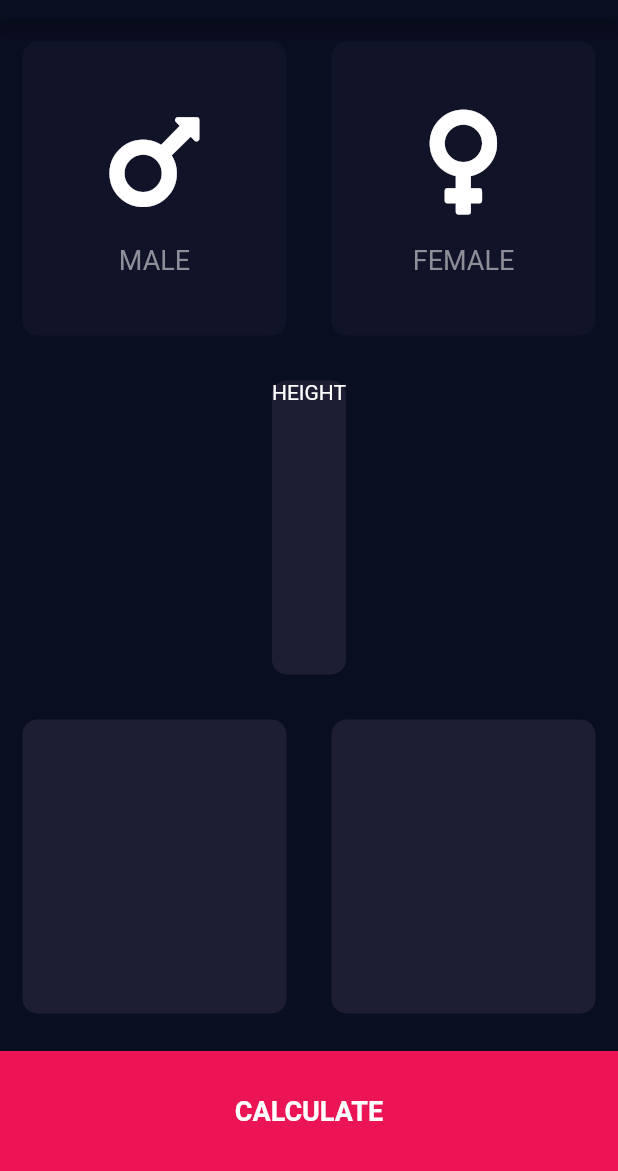
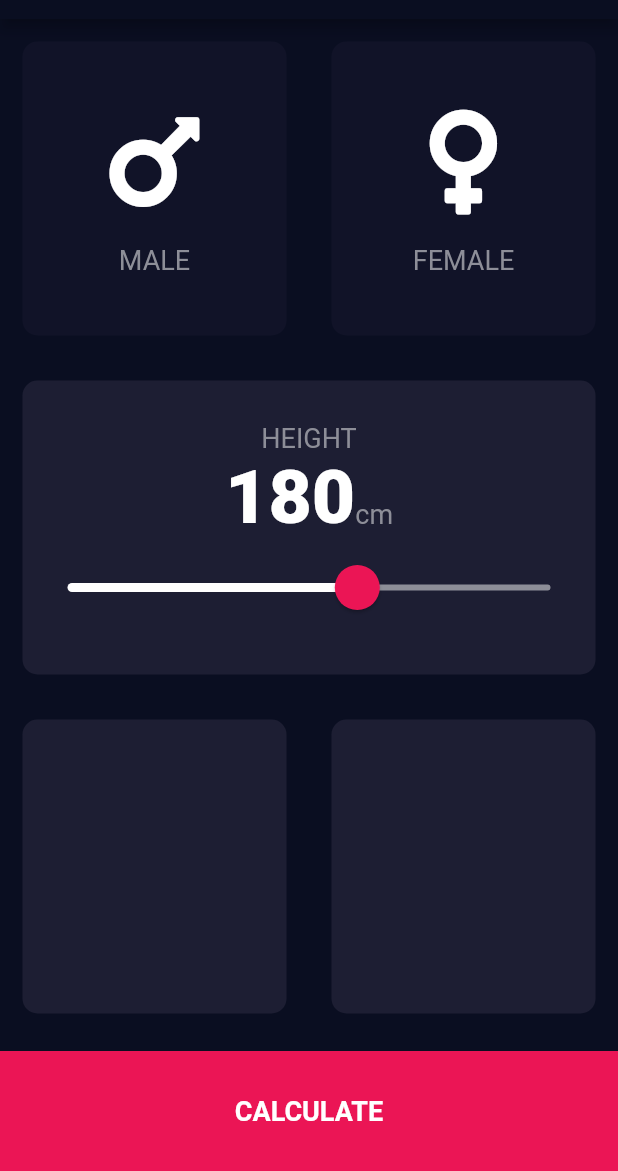
Before and after one commit to beingbivek/BMICalculatorUI, a Flutter app: the screen it shows after launch, on a phone screen of 412 x 824 dp, the part 65-1236 px from its top. Run offline on Flutter 3.47's test engine with Material 2 defaults, Android fonts, the phone set to English and light mode, and no system bars; our stand-ins replace font_awesome_flutter.

Commit message:
initialize new resultpage and added slider with its own theme

```diff
--- a/lib/constants.dart
+++ b/lib/constants.dart
@@ -1,11 +1,25 @@
 import 'package:flutter/material.dart';
 
 const kBottomContainerHeight = 80.0;
-const KActiveCardColor = Color(0xFF1D1E33);
-const KInActiveCardColor = Color(0xFF111328);
-const KBottomContainerColour = Color(0xFFEB1555);
+const kActiveCardColor = Color(0xFF1D1E33);
+const kInActiveCardColor = Color(0xFF111328);
+const kBottomContainerColour = Color(0xFFEB1555);
 
-const labelTextStyle = TextStyle(
+const kLabelTextStyle = TextStyle(
   fontSize: 18.0,
   color: Color(0xFF8D8E98),
 );
+
+const kNumberStyle = TextStyle(
+  fontSize: 50.0,
+  fontWeight: FontWeight.w900,
+);
+
+const kBottomContainerText = TextStyle(
+  fontSize: 18.0,
+  fontWeight: FontWeight.bold,
+);
+
+AppBar appBar = AppBar(
+  title: Text('BMI CALCULATOR'),
+);
--- a/lib/icon_content.dart
+++ b/lib/icon_content.dart
@@ -21,7 +21,7 @@ class IconContent extends StatelessWidget {
         ),
         Text(
           label,
-          style: labelTextStyle,
+          style: kLabelTextStyle,
         )
       ],
     );
--- a/lib/input_page.dart
+++ b/lib/input_page.dart
@@ -1,5 +1,6 @@
 import 'package:bmicalculator/constants.dart';
 import 'package:bmicalculator/icon_content.dart';
+import 'package:bmicalculator/results_page.dart';
 import 'package:bmicalculator/reusable_card.dart';
 import 'package:flutter/material.dart';
 import 'package:font_awesome_flutter/font_awesome_flutter.dart';
@@ -16,14 +17,14 @@ class InputPage extends StatefulWidget {
 
 class _InputPageState extends State<InputPage> {
   Gender selectedGender;
+  int height = 180;
 
   @override
   Widget build(BuildContext context) {
     return Scaffold(
-      appBar: AppBar(
-        title: Text('BMI CALCULATOR'),
-      ),
+      appBar: appBar,
       body: Column(
+        crossAxisAlignment: CrossAxisAlignment.stretch,
         children: [
           Expanded(
             child: Row(
@@ -36,8 +37,8 @@ class _InputPageState extends State<InputPage> {
                       });
                     },
                     colour: selectedGender == Gender.male
-                        ? KActiveCardColor
-                        : KInActiveCardColor,
+                        ? kActiveCardColor
+                        : kInActiveCardColor,
                     cardChild: IconContent(
                       icon: FontAwesomeIcons.mars,
                       label: 'MALE',
@@ -52,8 +53,8 @@ class _InputPageState extends State<InputPage> {
                       });
                     },
                     colour: selectedGender == Gender.female
-                        ? KActiveCardColor
-                        : KInActiveCardColor,
+                        ? kActiveCardColor
+                        : kInActiveCardColor,
                     cardChild: IconContent(
                       icon: FontAwesomeIcons.venus,
                       label: 'FEMALE',
@@ -65,10 +66,51 @@ class _InputPageState extends State<InputPage> {
           ),
           Expanded(
             child: ReusableCard(
-              colour: KActiveCardColor,
+              colour: kActiveCardColor,
               cardChild: Column(
+                mainAxisAlignment: MainAxisAlignment.center,
                 children: [
-                  Text('HEIGHT'),
+                  Text(
+                    'HEIGHT',
+                    style: kLabelTextStyle,
+                  ),
+                  Row(
+                    mainAxisAlignment: MainAxisAlignment.center,
+                    crossAxisAlignment: CrossAxisAlignment.baseline,
+                    textBaseline: TextBaseline.alphabetic,
+                    children: [
+                      Text(
+                        height.toString(),
+                        style: kNumberStyle,
+                      ),
+                      Text(
+                        'cm',
+                        style: kLabelTextStyle,
+                      )
+                    ],
+                  ),
+                  SliderTheme(
+                    data: SliderThemeData(
+                      activeTrackColor: Colors.white,
+                      inactiveTrackColor: Color(0xFF8D8E98),
+                      thumbColor: Color(0xFFEB1555),
+                      overlayColor: Color(0x29EB1555),
+                      thumbShape:
+                          RoundSliderThumbShape(enabledThumbRadius: 15.0),
+                      overlayShape:
+                          RoundSliderOverlayShape(overlayRadius: 30.0),
+                    ),
+                    child: Slider(
+                      value: height.toDouble(),
+                      min: 120.0,
+                      max: 220.0,
+                      onChanged: (double newValue) {
+                        setState(() {
+                          height = newValue.round();
+                        });
+                      },
+                    ),
+                  )
                 ],
               ),
             ),
@@ -76,22 +118,31 @@ class _InputPageState extends State<InputPage> {
           Expanded(
             child: Row(
               children: [
-                Expanded(child: ReusableCard(colour: KActiveCardColor)),
-                Expanded(child: ReusableCard(colour: KActiveCardColor))
+                Expanded(child: ReusableCard(colour: kActiveCardColor)),
+                Expanded(child: ReusableCard(colour: kActiveCardColor))
               ],
             ),
           ),
-          Container(
-            color: KBottomContainerColour,
+          GestureDetector(
+            onTap: () {
+              Navigator.push(
+                context,
+                MaterialPageRoute(
+                  builder: (context) {
+                    return ResultsPage();
+                  },
+                ),
+              );
+            },
+            child: Container(
+              color: kBottomContainerColour,
               margin: EdgeInsets.only(top: 10.0),
               width: double.infinity,
               height: kBottomContainerHeight,
               alignment: Alignment.center,
               child: Text(
                 'CALCULATE',
-              style: TextStyle(
-                fontSize: 18.0,
-                fontWeight: FontWeight.bold,
+                style: kBottomContainerText,
               ),
             ),
           )
--- /dev/null
+++ b/lib/results_page.dart
@@ -0,0 +1,12 @@
+import 'package:bmicalculator/constants.dart';
+import 'package:flutter/material.dart';
+
+class ResultsPage extends StatelessWidget {
+  @override
+  Widget build(BuildContext context) {
+    return Scaffold(
+      appBar: appBar,
+      body: Text('hello'),
+    );
+  }
+}
```
Lines whose indentation alone changed are shown as unchanged.
